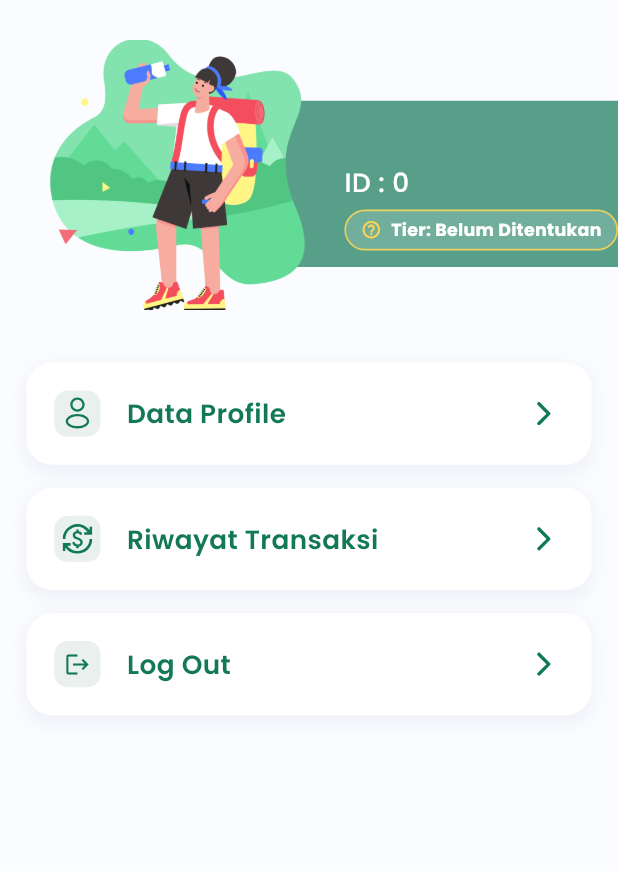
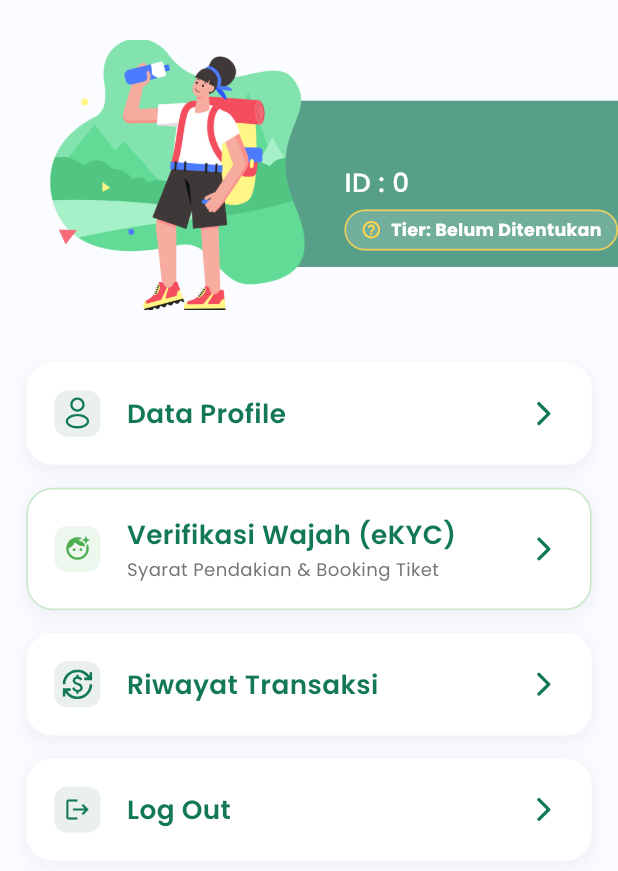
Before and after one commit to faizismail06/My_Hiking, a Flutter app: the ProfileScreen screen opened by its route, on a phone screen of 412 x 824 dp. Shown: the top 871 px of the screen. Run offline on Flutter 3.47's test engine with Material 3 defaults, Android fonts, the phone set to English and light mode, and no system bars; our stand-ins replace bloc, cached_network_image, connectivity_plus, dotted_line, equatable, file_picker and 14 more; missing offline and left inert: another_stepper, dart:html, flutter_background_service, flutter_background_service_android; accounts and stored records are empty; network calls fail; project files that could hold a hidden picture were left out.

Commit message:
feat: implement face registration screen with camera integration and ML Kit liveness detection

```diff
--- a/lib/presentation/profile_screen/profile_screen.dart
+++ b/lib/presentation/profile_screen/profile_screen.dart
@@ -1,3 +1,4 @@
+import 'dart:io';
 import 'package:flutter/material.dart';
 import 'package:shared_preferences/shared_preferences.dart';
 import 'package:myhiking/api/api_service.dart';
@@ -5,6 +6,7 @@
 import 'package:myhiking/presentation/data_profile_screen/data_profile_screen.dart';
 import 'package:myhiking/presentation/landing_screen/landing_screen.dart';
 import 'package:myhiking/presentation/profile_screen/bloc/profile_bloc.dart';
+import 'package:myhiking/presentation/face_registration_screen/face_registration_screen.dart';
 import '../../core/app_export.dart';
 import '../../widgets/custom_icon_button.dart';
 
@@ -336,6 +338,116 @@
 
           SizedBox(height: 14.h),
 
+          // Face Verification Option (Verifikasi Wajah & eKYC)
+          GestureDetector(
+            onTap: () async {
+              final resultPath = await Navigator.push(
+                context,
+                MaterialPageRoute(
+                  builder: (context) => const FaceRegistrationScreen(),
+                ),
+              );
+              if (resultPath != null && context.mounted) {
+                ScaffoldMessenger.of(context).showSnackBar(
+                  const SnackBar(
+                    content: Text('Mengunggah data verifikasi wajah ke server...'),
+                    backgroundColor: Colors.blue,
+                  ),
+                );
+
+                final apiResult = await ApiService().uploadFaceVerification(File(resultPath));
+                if (context.mounted) {
+                  if (apiResult['success'] == true) {
+                    ScaffoldMessenger.of(context).showSnackBar(
+                      SnackBar(
+                        content: Text(apiResult['message'] ?? 'Verifikasi Wajah Berhasil Disimpan ke MySQL!'),
+                        backgroundColor: Colors.green,
+                      ),
+                    );
+                    _getUser(); // Refresh data user
+                  } else {
+                    ScaffoldMessenger.of(context).showSnackBar(
+                      SnackBar(
+                        content: Text(apiResult['message'] ?? 'Gagal mengunggah foto verifikasi'),
+                        backgroundColor: Colors.red,
+                      ),
+                    );
+                  }
+                }
+              }
+            },
+            child: Container(
+              padding: EdgeInsets.symmetric(horizontal: 16.h, vertical: 16.h),
+              decoration: BoxDecoration(
+                color: theme.colorScheme.onPrimary,
+                borderRadius: BorderRadius.circular(16.h),
+                border: Border.all(
+                  color: Colors.green.withOpacity(0.3),
+                  width: 1.h,
+                ),
+                boxShadow: [
+                  BoxShadow(
+                    color: appTheme.blueGray40019.withOpacity(0.08),
+                    spreadRadius: 2.h,
+                    blurRadius: 8.h,
+                    offset: const Offset(0, 4),
+                  ),
+                ],
+              ),
+              child: Row(
+                mainAxisAlignment: MainAxisAlignment.spaceBetween,
+                children: [
+                  Row(
+                    children: [
+                      Container(
+                        height: 28.h,
+                        width: 28.h,
+                        decoration: BoxDecoration(
+                          color: Colors.green.withOpacity(0.1),
+                          borderRadius: BorderRadius.circular(8.h),
+                        ),
+                        child: const Center(
+                          child: Icon(
+                            Icons.face_retouching_natural,
+                            color: Colors.green,
+                            size: 18,
+                          ),
+                        ),
+                      ),
+                      SizedBox(width: 16.h),
+                      Column(
+                        crossAxisAlignment: CrossAxisAlignment.start,
+                        children: [
+                          Text(
+                            "Verifikasi Wajah (eKYC)",
+                            style: theme.textTheme.bodyLarge?.copyWith(
+                              fontWeight: FontWeight.w600,
+                            ),
+                          ),
+                          SizedBox(height: 2.h),
+                          Text(
+                            "Syarat Pendakian & Booking Tiket",
+                            style: theme.textTheme.bodySmall?.copyWith(
+                              color: Colors.grey.shade600,
+                              fontSize: 11.fSize,
+                            ),
+                          ),
+                        ],
+                      ),
+                    ],
+                  ),
+                  CustomImageView(
+                    imagePath: ImageConstant.imgArrowRight,
+                    height: 24.h,
+                    width: 24.h,
+                  ),
+                ],
+              ),
+            ),
+          ),
+
+          SizedBox(height: 14.h),
+
           // Transaction Option
           GestureDetector(
             onTap: () => onTapRiwayatTransaksi(context),
```
Also changed, not shown: lib/api/api_service.dart (+34 -0 lines), 1 other file.
